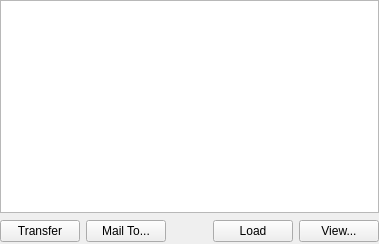
Before: the Qt Designer form kplato/libs/ui/kptworkpackagecontrolpanel.ui in KDE/calligra, drawn with Qt 5.
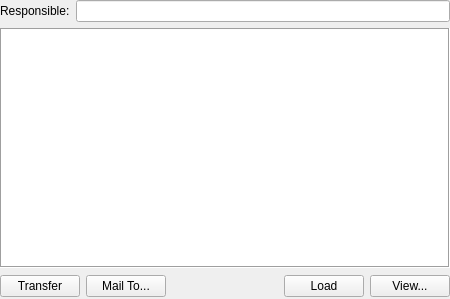
After: the same form once the commit is applied. Custom widgets are drawn as their Qt base class.

Commit message: Add task responsible to workpackage dialog.

What changed in the file:
```diff
--- a/kplato/libs/ui/kptworkpackagecontrolpanel.ui
+++ b/kplato/libs/ui/kptworkpackagecontrolpanel.ui
@@ -6,14 +6,20 @@
    <rect>
     <x>0</x>
     <y>0</y>
-    <width>379</width>
-    <height>244</height>
+    <width>450</width>
+    <height>299</height>
    </rect>
   </property>
+  <property name="minimumSize" >
+   <size>
+    <width>450</width>
+    <height>200</height>
+   </size>
+  </property>
   <property name="windowTitle" >
    <string>WorkPackageControlPanel</string>
   </property>
-  <layout class="QGridLayout" >
+  <layout class="QVBoxLayout" >
    <property name="leftMargin" >
     <number>0</number>
    </property>
@@ -26,24 +32,69 @@
    <property name="bottomMargin" >
     <number>0</number>
    </property>
-   <item row="0" column="0" colspan="5" >
-    <widget class="WorkPackageTableView" name="resourceTable" />
-   </item>
-   <item row="1" column="0" >
+   <item>
+    <widget class="QFrame" name="frame" >
+     <property name="frameShadow" >
+      <enum>QFrame::Raised</enum>
+     </property>
+     <layout class="QVBoxLayout" >
+      <property name="leftMargin" >
+       <number>0</number>
+      </property>
+      <property name="topMargin" >
+       <number>0</number>
+      </property>
+      <property name="rightMargin" >
+       <number>0</number>
+      </property>
+      <property name="bottomMargin" >
+       <number>0</number>
+      </property>
+      <item>
+       <layout class="QHBoxLayout" >
+        <item>
+         <widget class="QLabel" name="label" >
+          <property name="text" >
+           <string>Responsible:</string>
+          </property>
+         </widget>
+        </item>
+        <item>
+         <widget class="QLineEdit" name="responsible" >
+          <property name="readOnly" >
+           <bool>true</bool>
+          </property>
+         </widget>
+        </item>
+       </layout>
+      </item>
+      <item>
+       <widget class="WorkPackageTableView" name="resourceTable" >
+        <property name="frameShape" >
+         <enum>QFrame::Box</enum>
+        </property>
+       </widget>
+      </item>
+     </layout>
+    </widget>
+   </item>
+   <item>
+    <layout class="QHBoxLayout" >
+     <item>
     <widget class="QPushButton" name="transferWP" >
      <property name="text" >
       <string>Transfer</string>
      </property>
     </widget>
    </item>
-   <item row="1" column="1" >
+     <item>
     <widget class="QPushButton" name="mailTo" >
      <property name="text" >
       <string>Mail To...</string>
      </property>
     </widget>
    </item>
-   <item row="1" column="2" >
+     <item>
     <spacer>
      <property name="orientation" >
       <enum>Qt::Horizontal</enum>
@@ -56,19 +107,21 @@
      </property>
     </spacer>
    </item>
-   <item row="1" column="3" >
+     <item>
     <widget class="QPushButton" name="loadWP" >
      <property name="text" >
       <string>Load</string>
      </property>
     </widget>
    </item>
-   <item row="1" column="4" >
+     <item>
     <widget class="QPushButton" name="viewWP" >
      <property name="text" >
       <string>View...</string>
      </property>
     </widget>
+     </item>
+    </layout>
    </item>
   </layout>
  </widget>
```
Lines whose indentation alone changed are shown as unchanged. The commit also changes 2 other files.
